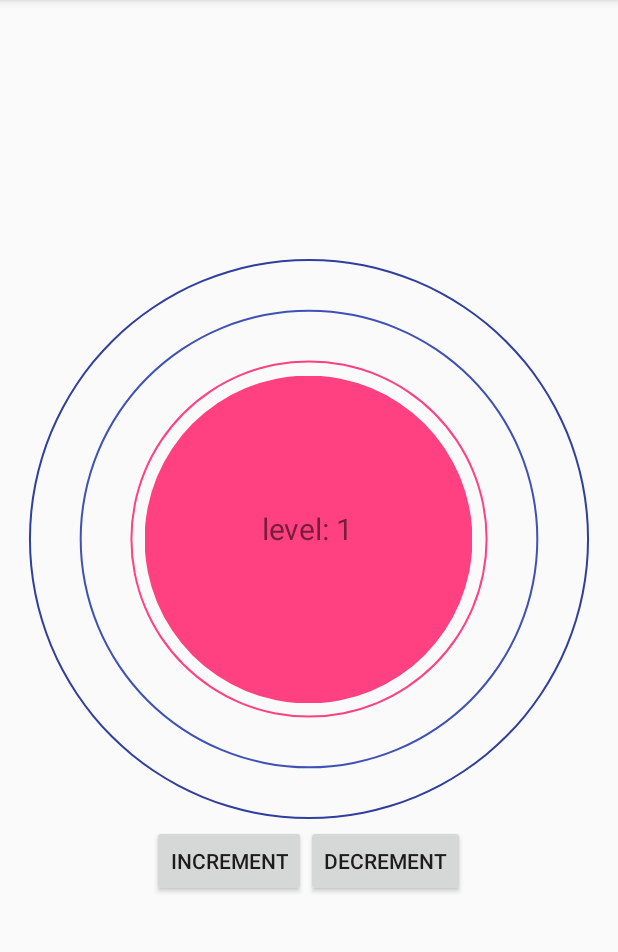
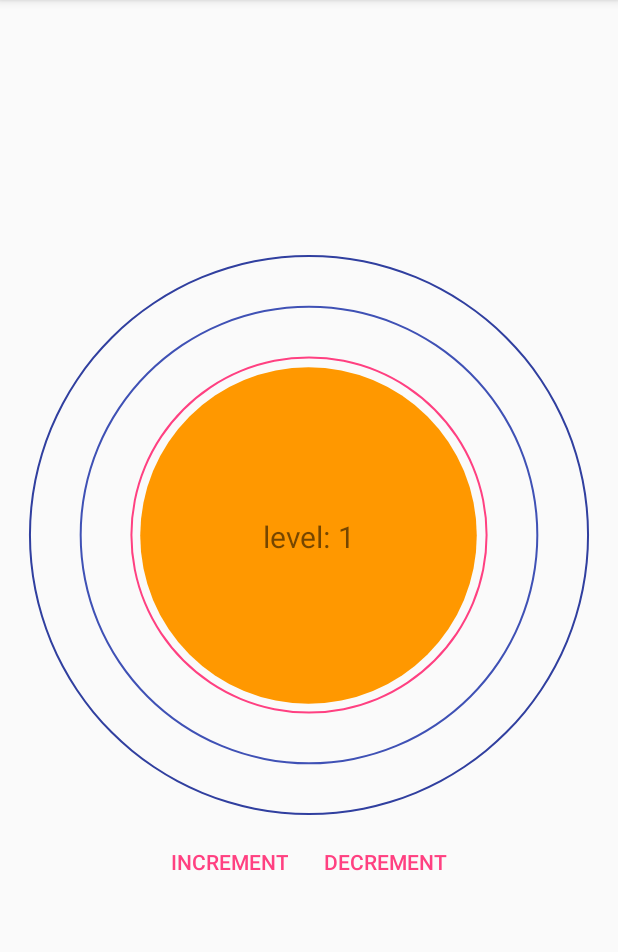
Before and after one commit to tsalik/target-layout, an Android app: the screen it shows after launch (MainActivity), on a phone screen of 412 x 824 dp, the part 84-1036 px from its top. Run offline under Robolectric (Android 15) with nearby library versions, the phone set to English and light mode, and no system bars.

Commit message:
Fixes demo's MainActivity layout lint warnings

```diff
--- /dev/null
+++ b/TargetLayout/demo/src/main/res/drawable/circle_yellow.xml
@@ -0,0 +1,9 @@
+<?xml version="1.0" encoding="utf-8"?>
+<shape xmlns:android="http://schemas.android.com/apk/res/android"
+    android:shape="oval">
+    <size
+        android:width="24dp"
+        android:height="24dp"/>
+    <solid
+        android:color="@color/yellow"/>
+</shape>
--- a/TargetLayout/demo/src/main/res/layout/activity_main.xml
+++ b/TargetLayout/demo/src/main/res/layout/activity_main.xml
@@ -1,46 +1,36 @@
 <?xml version="1.0" encoding="utf-8"?>
 <LinearLayout xmlns:android="http://schemas.android.com/apk/res/android"
+    xmlns:app="http://schemas.android.com/apk/res-auto"
     xmlns:tools="http://schemas.android.com/tools"
-    xmlns:app="http://schemas.android.com/apk/res-auto"
     android:id="@+id/activity_main"
     android:layout_width="match_parent"
     android:layout_height="match_parent"
+    android:gravity="center"
     android:orientation="vertical"
+    android:paddingLeft="@dimen/activity_horizontal_margin"
+    android:paddingTop="@dimen/activity_vertical_margin"
+    android:paddingRight="@dimen/activity_horizontal_margin"
     android:paddingBottom="@dimen/activity_vertical_margin"
-    android:paddingLeft="@dimen/activity_horizontal_margin"
-    android:paddingRight="@dimen/activity_horizontal_margin"
-    android:paddingTop="@dimen/activity_vertical_margin"
-    tools:context="com.tsalik.targetlayout.demo.MainActivity"
-    android:gravity="center">
+    tools:context="com.tsalik.targetlayout.demo.MainActivity">
 
     <com.tsalik.targetlayout.TargetLayout
         android:id="@+id/targetLayout"
         android:layout_width="wrap_content"
         android:layout_height="wrap_content"
+        app:center_percent="0.45"
         app:levelDrawable="@drawable/levels"
         app:max_number_of_levels="10"
-        app:center_percent="0.45"
         app:step_percent="0.2">
 
-        <FrameLayout
-            android:layout_width="30dp"
-            android:layout_height="30dp"
-            android:layout_margin="10dp">
-
-            <de.hdodenhof.circleimageview.CircleImageView
-                android:layout_width="match_parent"
-                android:layout_height="match_parent"
-                android:src="@color/colorAccent"
-                android:scaleType="centerCrop" />
-
-            <TextView
-                android:id="@+id/programmerLevel"
-                android:layout_width="wrap_content"
-                android:layout_height="wrap_content"
-                android:layout_gravity="center"
-                android:layout_marginBottom="5dp"/>
-
-        </FrameLayout>
+        <TextView
+            android:id="@+id/programmerLevel"
+            android:layout_width="wrap_content"
+            android:layout_height="wrap_content"
+            android:layout_gravity="center"
+            android:layout_margin="8dp"
+            android:background="@drawable/circle_yellow"
+            android:gravity="center"
+            tools:text="Level 0" />
 
     </com.tsalik.targetlayout.TargetLayout>
 
@@ -51,15 +41,17 @@
 
         <Button
             android:id="@+id/increment"
+            style="?attr/buttonBarButtonStyle"
             android:layout_width="wrap_content"
             android:layout_height="wrap_content"
-            android:text="increment"/>
+            android:text="@string/increment" />
 
         <Button
             android:id="@+id/decrement"
+            style="?attr/buttonBarButtonStyle"
             android:layout_width="wrap_content"
             android:layout_height="wrap_content"
-            android:text="decrement"/>
+            android:text="@string/decrement" />
 
     </LinearLayout>
 
--- a/TargetLayout/demo/src/main/res/values/colors.xml
+++ b/TargetLayout/demo/src/main/res/values/colors.xml
@@ -3,4 +3,5 @@
     <color name="colorPrimary">#3F51B5</color>
     <color name="colorPrimaryDark">#303F9F</color>
     <color name="colorAccent">#FF4081</color>
+    <color name="yellow">#FF9800</color>
 </resources>
--- a/TargetLayout/demo/src/main/res/values/strings.xml
+++ b/TargetLayout/demo/src/main/res/values/strings.xml
@@ -1,3 +1,5 @@
 <resources>
     <string name="app_name">TargetLayout</string>
+    <string name="increment">increment</string>
+    <string name="decrement">decrement</string>
 </resources>
```
